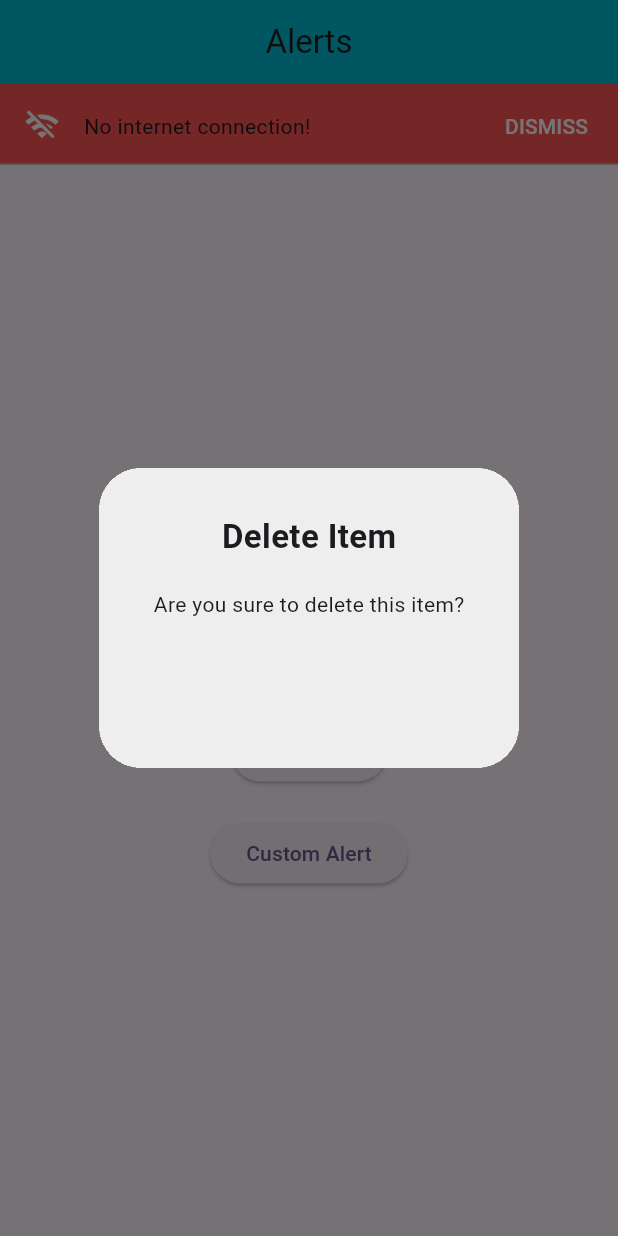
After one commit to KapilMukati-Yunicorn/training_projects, a Flutter app: the screen it shows after launch, after a tap on "Material Banner", after a tap on "Custom Alert", on a phone screen of 412 x 824 dp. The commit adds this screen. Run offline on Flutter 3.47's test engine with Material 3 defaults, Android fonts, the phone set to English and light mode, and no system bars; our stand-ins replace another_flushbar, cached_network_image, fluttertoast.

Commit message:
Practice code of ListTile, BottomSheet and alerts

```diff
--- /dev/null
+++ b/lib/flutter_widgets/alerts.dart
@@ -0,0 +1,120 @@
+import 'package:another_flushbar/flushbar.dart';
+import 'package:flutter/material.dart';
+
+class MyAlertWidget extends StatelessWidget {
+  const MyAlertWidget({super.key});
+
+  @override
+  Widget build(BuildContext context) {
+    return Scaffold(
+      appBar: AppBar(
+        title: Text("Alerts"),
+        centerTitle: true,
+        backgroundColor: Colors.cyan,
+      ),
+      body: Row(
+        mainAxisAlignment: MainAxisAlignment.center,
+        children: [
+          Column(
+            mainAxisAlignment: MainAxisAlignment.center,
+            crossAxisAlignment: CrossAxisAlignment.center,
+            spacing: 20,
+            children: [
+              ElevatedButton(
+                onPressed: () {
+                  showDialog(
+                    context: context,
+                    builder: (context) {
+                      return AlertDialog(
+                        title: const Text("Delete Item"),
+                        content: Text("Are you sure to delete this item?"),
+                        actions: [
+                          TextButton(
+                            onPressed: () {
+                              Navigator.pop(context);
+                            },
+                            style: TextButton.styleFrom(
+                              backgroundColor: Colors.grey,
+                              foregroundColor: Colors.white,
+                            ),
+                            child: Text("Cancel"),
+
+                          ),
+
+                          TextButton(
+                            onPressed: () {
+                              Navigator.pop(context);
+                              ScaffoldMessenger.of(context).showSnackBar(
+                                SnackBar(content: Text("Item Deleted!!!!!!"), ),
+                              );
+                            },
+                            style: TextButton.styleFrom(
+                              backgroundColor: Colors.red,
+                              foregroundColor: Colors.white,
+                            ),
+                            child: Text("delete"),
+                          ),
+                        ],
+                      );
+                    },
+                  );
+                },
+                child: Text("Alert Dialogue"),
+              ),
+              ElevatedButton(onPressed: () {
+                ScaffoldMessenger.of(context)
+                    ..hideCurrentMaterialBanner()
+                    ..showMaterialBanner(
+                     MaterialBanner( content: const Text("No internet connection!"),
+                       leading: const Icon(Icons.wifi_off, color: Colors.white),
+                       backgroundColor: Colors.redAccent,
+                       actions: [
+                         TextButton(
+                             onPressed: () => ScaffoldMessenger.of(context).hideCurrentMaterialBanner(),
+                             child: const Text("DISMISS", style: TextStyle(color: Colors.white))
+                         )
+                       ],
+                     )
+                    );
+
+              }, child: Text("Material Banner")),
+              ElevatedButton(onPressed: () {
+                Flushbar(
+                  title: "Warning",
+                  message: "Your session will expire soon",
+                  icon: const Icon(Icons.warning, color: Colors.yellow),
+                  duration: const Duration(seconds: 3),
+                  backgroundColor: Colors.black87,
+                  margin: const EdgeInsets.all(8),
+                  borderRadius: BorderRadius.circular(8),
+                  flushbarPosition: FlushbarPosition.BOTTOM, // top or bottom
+                  animationDuration: const Duration(milliseconds: 500),
+                ).show(context);
+              }, child: Text("FlushBar")),
+
+              ElevatedButton(onPressed: (){
+                showDialog(context: context, builder: (context) {
+                 return Dialog(
+                   clipBehavior: Clip.hardEdge,
+                   child: Container(
+                     height: 200,
+                     color: Colors.grey.shade200,
+                     child: Column(
+                       spacing: 20,
+                       children: [
+                         SizedBox(height: 10),
+                         Text("Delete Item", style: TextStyle(fontSize: 22, fontWeight: FontWeight.bold),),
+                         Text("Are you sure to delete this item?")
+                       ],
+                     ),
+                   ),
+                 );
+                });
+              }, child: Text("Custom Alert"))
+            ],
+          ),
+        ],
+      ),
+    );
+  }
+}
--- a/lib/main.dart
+++ b/lib/main.dart
@@ -6,11 +6,14 @@ import 'package:training/bottomNavigationbar/navbar_copy.dart';
 import 'package:training/buttons/elevated_button.dart';
 import 'package:training/demo.dart';
 import 'package:training/flutter_widgets/TextFormFieldWidget.dart';
+import 'package:training/flutter_widgets/alerts.dart';
 import 'package:training/flutter_widgets/card_widget.dart';
 import 'package:training/flutter_widgets/container_widget.dart';
 import 'package:training/flutter_widgets/custom_navbar.dart';
 import 'package:training/flutter_widgets/image_network_image.dart';
+import 'package:training/flutter_widgets/listtile_widget.dart';
 import 'package:training/flutter_widgets/listview_widgets.dart';
+import 'package:training/flutter_widgets/modal_bottom_sheet.dart';
 import 'package:training/flutter_widgets/my_custom_tabs.dart';
 import 'package:training/flutter_widgets/page_view.dart';
 import 'package:training/flutter_widgets/refresh_indicator.dart';
@@ -66,12 +69,15 @@ class MyApp extends StatelessWidget {
       // home: MyFruitClass(),
       // home: CustomButtonClass(),
       // home: RefreshExample(),
-      home: RefreshDemo(),
+      // home: RefreshDemo(),
       // home: CustomToast(),
       // home: PageViewDemo(),
       // home: PageViewDemoClass(),
       // home: CustomNavbarNavigationBarWidget(),
       // home: MyCustomTabs(),
+      // home: MyCustomListTileWidget(),
+      // home: MyCustomBottomSheet(),
+      home: MyAlertWidget(),
       debugShowCheckedModeBanner: false,
     );
   }
--- a/pubspec.yaml
+++ b/pubspec.yaml
@@ -36,6 +36,7 @@ dependencies:
   cupertino_icons: ^1.0.8
   cached_network_image: ^3.4.1
   fluttertoast: ^9.0.0
+  another_flushbar: ^1.12.32
 
 dev_dependencies:
   flutter_test:
```
Also changed, not shown: lib/flutter_widgets/listtile_widget.dart (added, +104 -0 lines), lib/flutter_widgets/modal_bottom_sheet.dart (added, +94 -0 lines), pubspec.lock.
